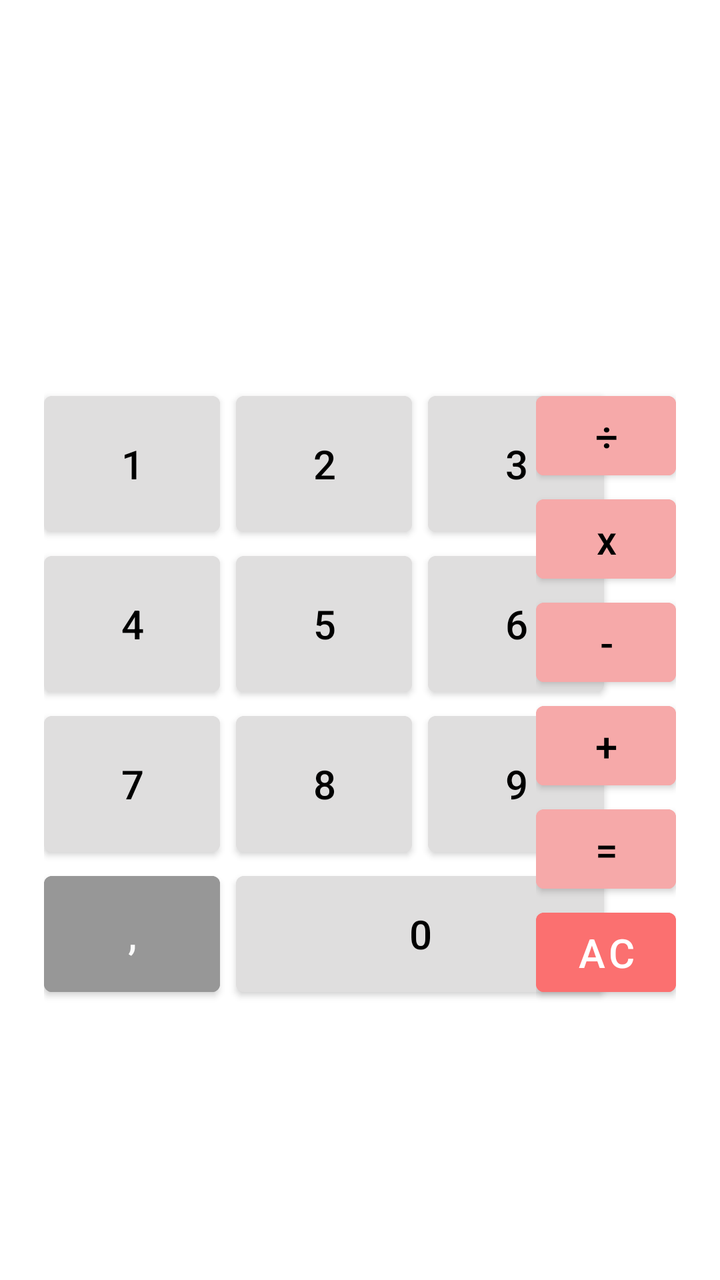
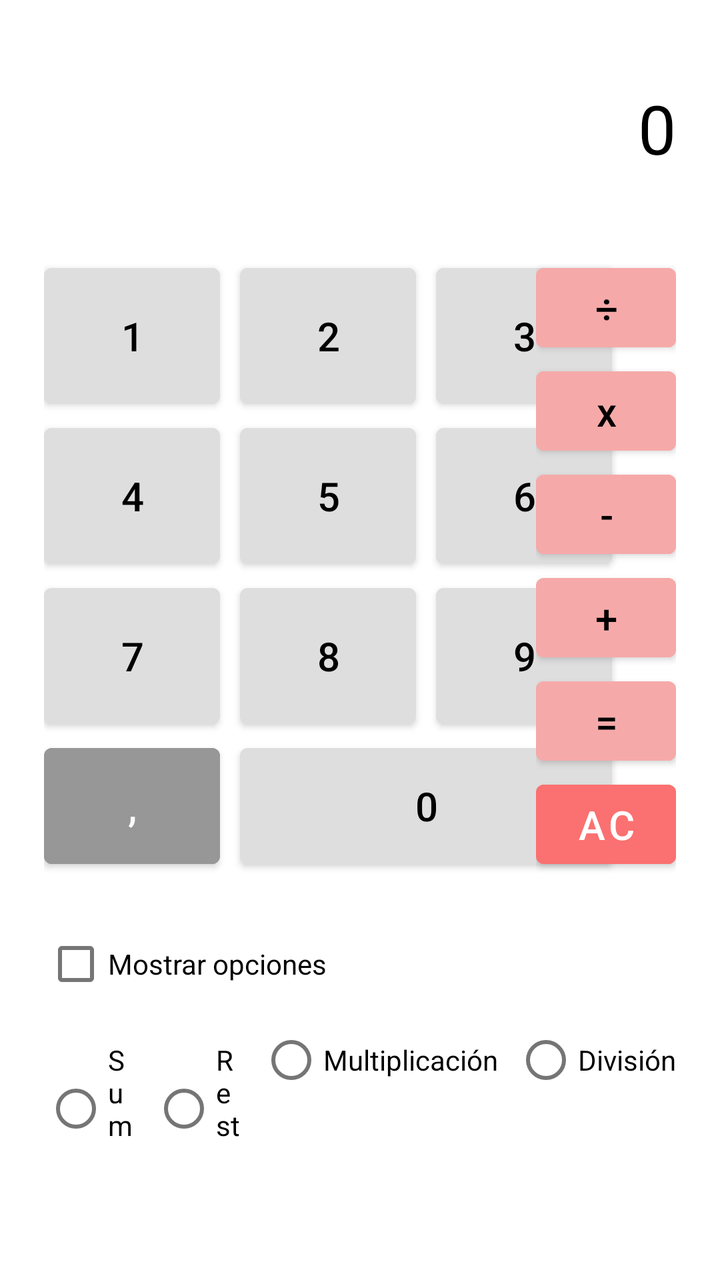

Compare the two renders of this Android layout. The source of the first and the diff that turns it into the second are given below.
<!-- AndroidManifest.xml: application theme Theme.Calculator -->
<!-- res/layout/activity_main.xml -->
<?xml version="1.0" encoding="utf-8"?>
<androidx.constraintlayout.widget.ConstraintLayout xmlns:android="http://schemas.android.com/apk/res/android"
    xmlns:app="http://schemas.android.com/apk/res-auto"
    xmlns:tools="http://schemas.android.com/tools"
    android:layout_width="match_parent"
    android:layout_height="match_parent"
    tools:context=".MainActivity">

    <androidx.constraintlayout.widget.Guideline
        android:id="@+id/guideline"
        android:layout_width="wrap_content"
        android:layout_height="wrap_content"
        android:orientation="horizontal"
        app:layout_constraintGuide_percent="0.3" />

    <TableLayout
        android:id="@+id/tableLayout"
        android:layout_width="wrap_content"
        android:layout_height="wrap_content"
        android:layout_marginStart="22dp"
        app:layout_constraintStart_toStartOf="parent"
        app:layout_constraintTop_toTopOf="@+id/guideline">

        <TableRow
            android:layout_width="match_parent"
            android:layout_height="match_parent">

            <Button
                android:id="@+id/button1"
                android:layout_width="wrap_content"
                android:layout_height="80dp"
                android:layout_marginRight="8dp"
                android:backgroundTint="#DFDEDE"
                android:text="1"
                android:textColor="#000000"
                android:textSize="20sp"
                android:textStyle="normal" />

            <Button
                android:id="@+id/button2"
                android:layout_width="wrap_content"
                android:layout_height="80dp"
                android:layout_marginRight="8dp"
                android:backgroundTint="#DFDEDE"
                android:text="2"
                android:textColor="#000000"
                android:textSize="20sp" />

            <Button
                android:id="@+id/button3"
                android:layout_width="wrap_content"
                android:layout_height="80dp"
                android:layout_marginRight="8dp"
                android:backgroundTint="#DFDEDE"
                android:text="3"
                android:textColor="#000000"
                android:textSize="20sp" />
        </TableRow>

        <TableRow
            android:layout_width="match_parent"
            android:layout_height="match_parent">

            <Button
                android:id="@+id/button4"
                android:layout_width="wrap_content"
                android:layout_height="80dp"
                android:layout_marginRight="8dp"
                android:backgroundTint="#DFDEDE"
                android:text="4"
                android:textColor="#000000"
                android:textSize="20sp" />

            <Button
                android:id="@+id/button5"
                android:layout_width="wrap_content"
                android:layout_height="80dp"
                android:layout_marginRight="8dp"
                android:backgroundTint="#DFDEDE"
                android:text="5"
                android:textColor="#000000"
                android:textSize="20sp" />

            <Button
                android:id="@+id/button6"
                android:layout_width="wrap_content"
                android:layout_height="80dp"
                android:layout_marginRight="8dp"
                android:backgroundTint="#DFDEDE"
                android:text="6"
                android:textColor="#000000"
                android:textSize="20sp" />
        </TableRow>

        <TableRow
            android:layout_width="match_parent"
            android:layout_height="match_parent">

            <Button
                android:id="@+id/button7"
                android:layout_width="wrap_content"
                android:layout_height="80dp"
                android:layout_marginRight="8dp"
                android:backgroundTint="#DFDEDE"
                android:text="7"
                android:textColor="#000000"
                android:textSize="20sp" />

            <Button
                android:id="@+id/button8"
                android:layout_width="wrap_content"
                android:layout_height="80dp"
                android:layout_marginRight="8dp"
                android:backgroundTint="#DFDEDE"
                android:text="8"
                android:textColor="#000000"
                android:textSize="20sp" />

            <Button
                android:id="@+id/button9"
                android:layout_width="wrap_content"
                android:layout_height="80dp"
                android:layout_marginRight="8dp"
                android:backgroundTint="#DFDEDE"
                android:text="9"
                android:textColor="#000000"
                android:textSize="20sp" />

        </TableRow>

    </TableLayout>

    <LinearLayout
        android:id="@+id/linearLayout"
        android:layout_width="0dp"
        android:layout_height="wrap_content"
        android:orientation="horizontal"
        app:layout_constraintEnd_toEndOf="@+id/tableLayout"
        app:layout_constraintStart_toStartOf="@+id/tableLayout"
        app:layout_constraintTop_toBottomOf="@+id/tableLayout">

        <Button
            android:id="@+id/button15"
            android:layout_width="wrap_content"
            android:layout_height="match_parent"
            android:layout_marginRight="8dp"
            android:backgroundTint="#979797"
            android:text=","
            android:textColor="#FBFBFB"
            android:textSize="20sp" />

        <Button
            android:id="@+id/button10"
            android:layout_width="match_parent"
            android:layout_height="70dp"
            android:layout_marginRight="8dp"
            android:backgroundTint="#DFDEDE"
            android:text="0"
            android:textColor="#000000"
            android:textSize="20sp" />
    </LinearLayout>

    <LinearLayout
        android:id="@+id/linearLayout2"
        android:layout_width="wrap_content"
        android:layout_height="0dp"
        android:layout_marginEnd="22dp"
        android:orientation="vertical"
        app:layout_constraintBottom_toBottomOf="@+id/linearLayout"
        app:layout_constraintEnd_toEndOf="parent"
        app:layout_constraintTop_toTopOf="@+id/tableLayout">

        <Button
            android:id="@+id/buttonSplit"
            android:layout_width="70dp"
            android:layout_height="wrap_content"
            android:layout_weight="1"
            android:backgroundTint="#F6A9A9"
            android:text="÷"
            android:textColor="#000000"
            android:textSize="20sp" />

        <Button
            android:id="@+id/buttonMultiply"
            android:layout_width="70dp"
            android:layout_height="wrap_content"
            android:layout_weight="1"
            android:backgroundTint="#F6A9A9"
            android:text="x"
            android:textAllCaps="false"
            android:textColor="#000000"
            android:textSize="20sp" />

        <Button
            android:id="@+id/buttonLess"
            android:layout_width="70dp"
            android:layout_height="wrap_content"
            android:layout_weight="1"
            android:backgroundTint="#F6A9A9"
            android:text="-"
            android:textColor="#000000"
            android:textSize="20sp" />

        <Button
            android:id="@+id/buttonSum"
            android:layout_width="70dp"
            android:layout_height="wrap_content"
            android:layout_weight="1"
            android:backgroundTint="#F6A9A9"
            android:text="+"
            android:textColor="#000000"
            android:textSize="20sp" />

        <Button
            android:id="@+id/buttonEqual"
            android:layout_width="70dp"
            android:layout_height="wrap_content"
            android:layout_weight="1"
            android:backgroundTint="#F6A9A9"
            android:text="="
            android:textColor="#000000"
            android:textSize="20sp" />

        <Button
            android:id="@+id/buttonReset"
            android:layout_width="70dp"
            android:layout_height="wrap_content"
            android:layout_weight="1"
            android:backgroundTint="#FB7070"
            android:text="AC"
            android:textColor="#FFFFFF"
            android:textSize="20sp" />
    </LinearLayout>

</androidx.constraintlayout.widget.ConstraintLayout>
<!-- resources referenced by this layout -->
<resources>
  <style name="Theme.Calculator" parent="Theme.MaterialComponents.DayNight.DarkActionBar">
          
          <item name="colorPrimary">@color/purple_500</item>
          <item name="colorPrimaryVariant">@color/purple_700</item>
          <item name="colorOnPrimary">@color/white</item>
          
          <item name="colorSecondary">@color/teal_200</item>
          <item name="colorSecondaryVariant">@color/teal_700</item>
          <item name="colorOnSecondary">@color/black</item>
          
          <item name="android:statusBarColor">?attr/colorPrimaryVariant</item>
          
      </style>
  <color name="purple_500">#FF6200EE</color>
  <color name="purple_700">#FF3700B3</color>
  <color name="white">#FFFFFFFF</color>
  <color name="teal_200">#FF03DAC5</color>
  <color name="teal_700">#FF018786</color>
  <color name="black">#FF000000</color>
</resources>

<!-- the commit's change to res/layout/activity_main.xml (unified diff, before → after) -->
@@ -6,12 +6,23 @@
     android:layout_height="match_parent"
     tools:context=".MainActivity">
 
+    <TextView
+        android:id="@+id/textView"
+        android:layout_width="wrap_content"
+        android:layout_height="wrap_content"
+        android:text="0"
+        android:textColor="#000000"
+        android:textSize="34sp"
+        app:layout_constraintBottom_toTopOf="@+id/guideline"
+        app:layout_constraintEnd_toEndOf="@+id/linearLayout2"
+        app:layout_constraintTop_toTopOf="parent" />
+
     <androidx.constraintlayout.widget.Guideline
         android:id="@+id/guideline"
         android:layout_width="wrap_content"
         android:layout_height="wrap_content"
         android:orientation="horizontal"
-        app:layout_constraintGuide_percent="0.3" />
+        app:layout_constraintGuide_percent="0.2" />
 
     <TableLayout
         android:id="@+id/tableLayout"
@@ -29,7 +40,7 @@
                 android:id="@+id/button1"
                 android:layout_width="wrap_content"
                 android:layout_height="80dp"
-                android:layout_marginRight="8dp"
+                android:layout_marginRight="10dp"
                 android:backgroundTint="#DFDEDE"
                 android:text="1"
                 android:textColor="#000000"
@@ -40,7 +51,7 @@
                 android:id="@+id/button2"
                 android:layout_width="wrap_content"
                 android:layout_height="80dp"
-                android:layout_marginRight="8dp"
+                android:layout_marginRight="10dp"
                 android:backgroundTint="#DFDEDE"
                 android:text="2"
                 android:textColor="#000000"
@@ -50,7 +61,7 @@
                 android:id="@+id/button3"
                 android:layout_width="wrap_content"
                 android:layout_height="80dp"
-                android:layout_marginRight="8dp"
+                android:layout_marginRight="10dp"
                 android:backgroundTint="#DFDEDE"
                 android:text="3"
                 android:textColor="#000000"
@@ -65,7 +76,7 @@
                 android:id="@+id/button4"
                 android:layout_width="wrap_content"
                 android:layout_height="80dp"
-                android:layout_marginRight="8dp"
+                android:layout_marginRight="10dp"
                 android:backgroundTint="#DFDEDE"
                 android:text="4"
                 android:textColor="#000000"
@@ -75,7 +86,7 @@
                 android:id="@+id/button5"
                 android:layout_width="wrap_content"
                 android:layout_height="80dp"
-                android:layout_marginRight="8dp"
+                android:layout_marginRight="10dp"
                 android:backgroundTint="#DFDEDE"
                 android:text="5"
                 android:textColor="#000000"
@@ -85,7 +96,7 @@
                 android:id="@+id/button6"
                 android:layout_width="wrap_content"
                 android:layout_height="80dp"
-                android:layout_marginRight="8dp"
+                android:layout_marginRight="10dp"
                 android:backgroundTint="#DFDEDE"
                 android:text="6"
                 android:textColor="#000000"
@@ -100,7 +111,7 @@
                 android:id="@+id/button7"
                 android:layout_width="wrap_content"
                 android:layout_height="80dp"
-                android:layout_marginRight="8dp"
+                android:layout_marginRight="10dp"
                 android:backgroundTint="#DFDEDE"
                 android:text="7"
                 android:textColor="#000000"
@@ -110,7 +121,7 @@
                 android:id="@+id/button8"
                 android:layout_width="wrap_content"
                 android:layout_height="80dp"
-                android:layout_marginRight="8dp"
+                android:layout_marginRight="10dp"
                 android:backgroundTint="#DFDEDE"
                 android:text="8"
                 android:textColor="#000000"
@@ -120,7 +131,7 @@
                 android:id="@+id/button9"
                 android:layout_width="wrap_content"
                 android:layout_height="80dp"
-                android:layout_marginRight="8dp"
+                android:layout_marginRight="10dp"
                 android:backgroundTint="#DFDEDE"
                 android:text="9"
                 android:textColor="#000000"
@@ -140,20 +151,20 @@
         app:layout_constraintTop_toBottomOf="@+id/tableLayout">
 
         <Button
-            android:id="@+id/button15"
+            android:id="@+id/buttonPoint"
             android:layout_width="wrap_content"
             android:layout_height="match_parent"
-            android:layout_marginRight="8dp"
+            android:layout_marginRight="10dp"
             android:backgroundTint="#979797"
             android:text=","
             android:textColor="#FBFBFB"
             android:textSize="20sp" />
 
         <Button
-            android:id="@+id/button10"
+            android:id="@+id/button0"
             android:layout_width="match_parent"
             android:layout_height="70dp"
-            android:layout_marginRight="8dp"
+            android:layout_marginRight="10dp"
             android:backgroundTint="#DFDEDE"
             android:text="0"
             android:textColor="#000000"
@@ -232,4 +243,58 @@
             android:textSize="20sp" />
     </LinearLayout>
 
+    <CheckBox
+        android:id="@+id/checkBox"
+        android:layout_width="wrap_content"
+        android:layout_height="wrap_content"
+        android:layout_marginTop="20dp"
+        android:text="Mostrar opciones"
+        android:textColor="#000000"
+        android:textSize="14sp"
+        app:layout_constraintStart_toStartOf="@+id/tableLayout"
+        app:layout_constraintTop_toBottomOf="@+id/linearLayout" />
+
+    <LinearLayout
+        android:layout_width="0dp"
+        android:layout_height="wrap_content"
+        app:layout_constraintEnd_toEndOf="@+id/linearLayout2"
+        app:layout_constraintStart_toStartOf="@+id/checkBox"
+        app:layout_constraintTop_toBottomOf="@+id/checkBox">
+
+        <RadioGroup
+            android:layout_width="wrap_content"
+            android:layout_height="wrap_content"
+            android:orientation="horizontal">
+
+            <RadioButton
+                android:id="@+id/radioButton6"
+                android:layout_width="wrap_content"
+                android:layout_height="wrap_content"
+                android:layout_marginRight="8dp"
+                android:layout_weight="1"
+                android:text="Suma" />
+
+            <RadioButton
+                android:id="@+id/radioButton5"
+                android:layout_width="wrap_content"
+                android:layout_height="wrap_content"
+                android:layout_marginRight="8dp"
+                android:layout_weight="1"
+                android:text="Resta" />
+
+            <RadioButton
+                android:id="@+id/radioButton3"
+                android:layout_width="match_parent"
+                android:layout_height="wrap_content"
+                android:layout_marginRight="8dp"
+                android:text="Multiplicación" />
+
+            <RadioButton
+                android:id="@+id/radioButton4"
+                android:layout_width="match_parent"
+                android:layout_height="wrap_content"
+                android:text="División" />
+        </RadioGroup>
+    </LinearLayout>
+
 </androidx.constraintlayout.widget.ConstraintLayout>
